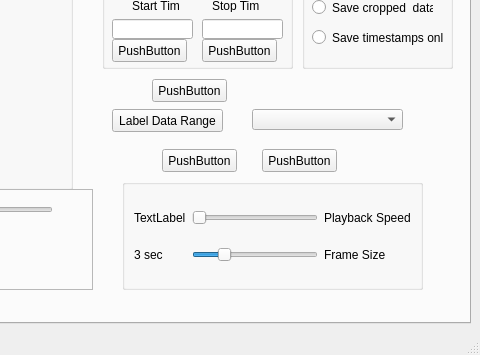
The window that GUI.ui (po2198/QS_TimeTrace_GUI_Movies) describes before a commit, drawn with Qt 5; both pictures show x 509 to 989 and y 396 to 751 of the 989 by 751 pixel window.
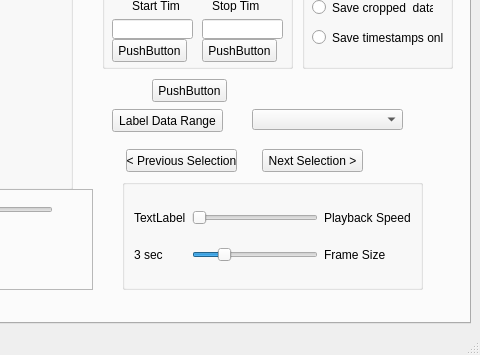
The same window after the commit. Custom widgets are drawn as their Qt base class.

```diff
--- a/GUI.ui
+++ b/GUI.ui
@@ -453,14 +453,14 @@
        <widget class="QPushButton" name="pushButton_4">
         <property name="geometry">
          <rect>
-          <x>660</x>
+          <x>624</x>
           <y>510</y>
-          <width>75</width>
+          <width>111</width>
           <height>23</height>
          </rect>
         </property>
         <property name="text">
-         <string>PushButton</string>
+         <string>&lt; Previous Selection</string>
         </property>
        </widget>
        <widget class="QPushButton" name="pushButton_5">
@@ -468,12 +468,12 @@
          <rect>
           <x>760</x>
           <y>510</y>
-          <width>75</width>
+          <width>101</width>
           <height>23</height>
          </rect>
         </property>
         <property name="text">
-         <string>PushButton</string>
+         <string>Next Selection &gt;</string>
         </property>
        </widget>
       </widget>
```
Left out of the diff: 4 changed lines with no effect on the pictures.
